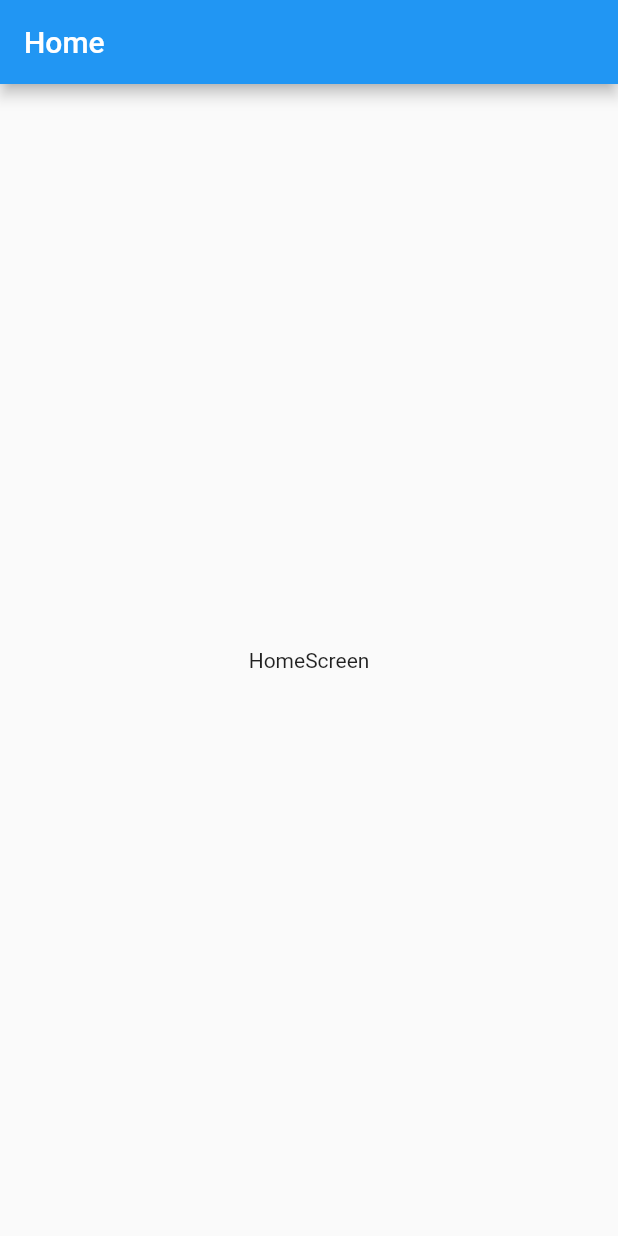
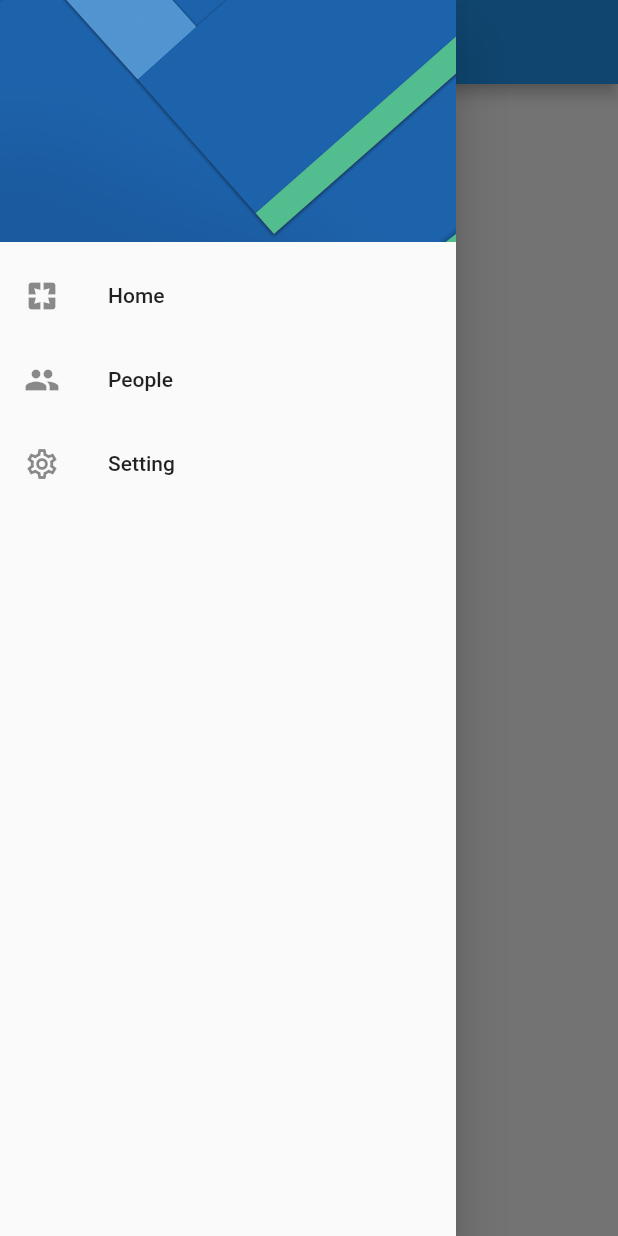
Before and after one commit to Reales09/preferences_flutter, a Flutter app: the screen it shows after launch, with the side drawer open (before the commit the screen has no drawer), on a phone screen of 412 x 824 dp. Run offline on Flutter 3.47's test engine with Material 2 defaults, Android fonts, the phone set to English and light mode, and no system bars.

Commit message:
Se agrega menudrawer

```diff
--- a/lib/screens/home_screen.dart
+++ b/lib/screens/home_screen.dart
@@ -1,4 +1,6 @@
 import 'package:flutter/material.dart';
+
+import '../widgets/widgets.dart';
 
 class HomeScreen extends StatelessWidget {
   static const String routeName = 'Home';
@@ -11,6 +13,7 @@ class HomeScreen extends StatelessWidget {
       appBar: AppBar(
         title: Text('Home'),
       ),
+      drawer: SideMenu(),
       body: const Center(
         child: Text('HomeScreen'),
       ),
--- a/lib/screens/settings_screen.dart
+++ b/lib/screens/settings_screen.dart
@@ -1,4 +1,6 @@
 import 'package:flutter/material.dart';
+
+import '../widgets/widgets.dart';
 
 class SettingsScreen extends StatelessWidget {
   static const String routeName = 'Setings';
@@ -11,6 +13,7 @@ class SettingsScreen extends StatelessWidget {
       appBar: AppBar(
         title: Text('Settings'),
       ),
+      drawer: const SideMenu(),
       body: const Center(
         child: Text('SettingsScreen'),
       ),
--- /dev/null
+++ b/lib/widgets/side_menu.dart
@@ -0,0 +1,55 @@
+import 'package:flutter/material.dart';
+import 'package:preferences_app/screens/Screens.dart';
+
+class SideMenu extends StatelessWidget {
+  const SideMenu({super.key});
+
+  @override
+  Widget build(BuildContext context) {
+    return Drawer(
+      child: ListView(
+        children: [
+          _DrawerHeader(),
+          ListTile(
+            leading: const Icon(Icons.pages),
+            title: Text('Home'),
+            onTap: () {
+              Navigator.pushNamed(context, HomeScreen.routeName);
+            },
+          ),
+          ListTile(
+            leading: const Icon(Icons.people),
+            title: Text('People'),
+            onTap: () {
+              Navigator.pop(context);
+            },
+          ),
+          ListTile(
+            leading: const Icon(Icons.settings_outlined),
+            title: Text('Setting'),
+            onTap: () {
+              // Navigator.pop(context);
+              Navigator.pushReplacementNamed(context, SettingsScreen.routeName);
+            },
+          ),
+        ],
+      ),
+    );
+  }
+}
+
+class _DrawerHeader extends StatelessWidget {
+  const _DrawerHeader({
+    super.key,
+  });
+
+  @override
+  Widget build(BuildContext context) {
+    return DrawerHeader(
+      child: Container(),
+      decoration: BoxDecoration(
+          image: DecorationImage(
+              image: AssetImage('assets/menu-img.jpg'), fit: BoxFit.cover)),
+    );
+  }
+}
--- /dev/null
+++ b/lib/widgets/widgets.dart
@@ -0,0 +1 @@
+export 'package:preferences_app/widgets/side_menu.dart';
--- a/pubspec.yaml
+++ b/pubspec.yaml
@@ -59,8 +59,8 @@ flutter:
   uses-material-design: true
 
   # To add assets to your application, add an assets section, like this:
-  # assets:
-  #   - images/a_dot_burr.jpeg
+  assets:
+    - assets/
   #   - images/a_dot_ham.jpeg
 
   # An image asset can refer to one or more resolution-specific "variants", see
```
Also changed, not shown: assets/menu-img.jpg (added).
